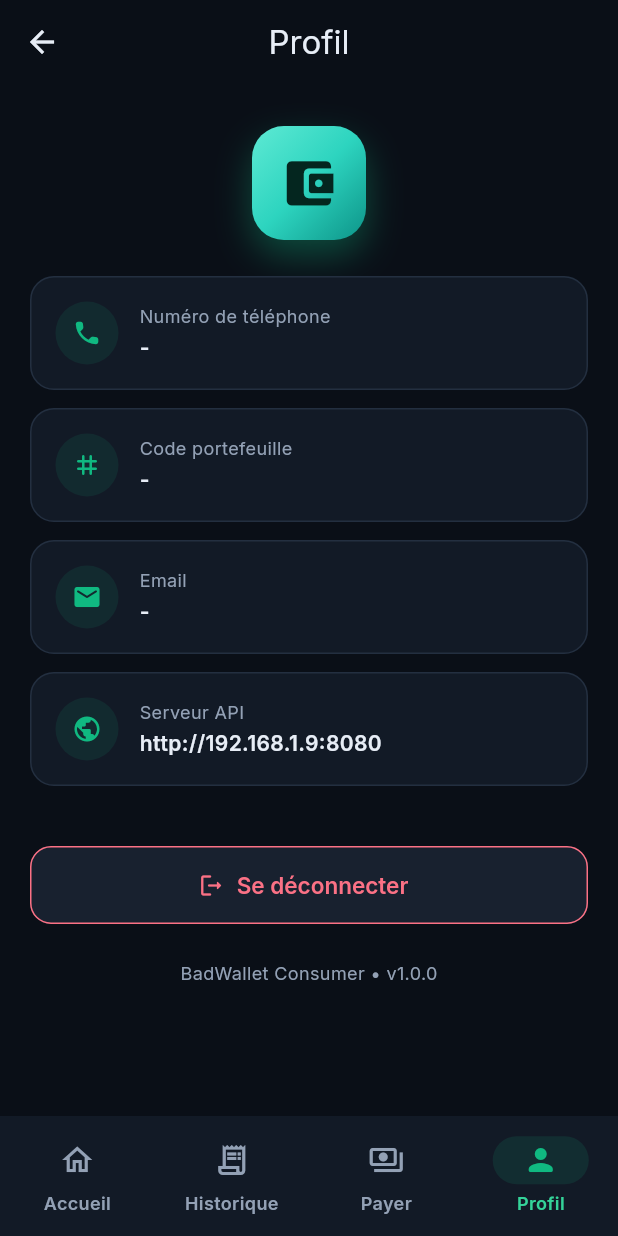
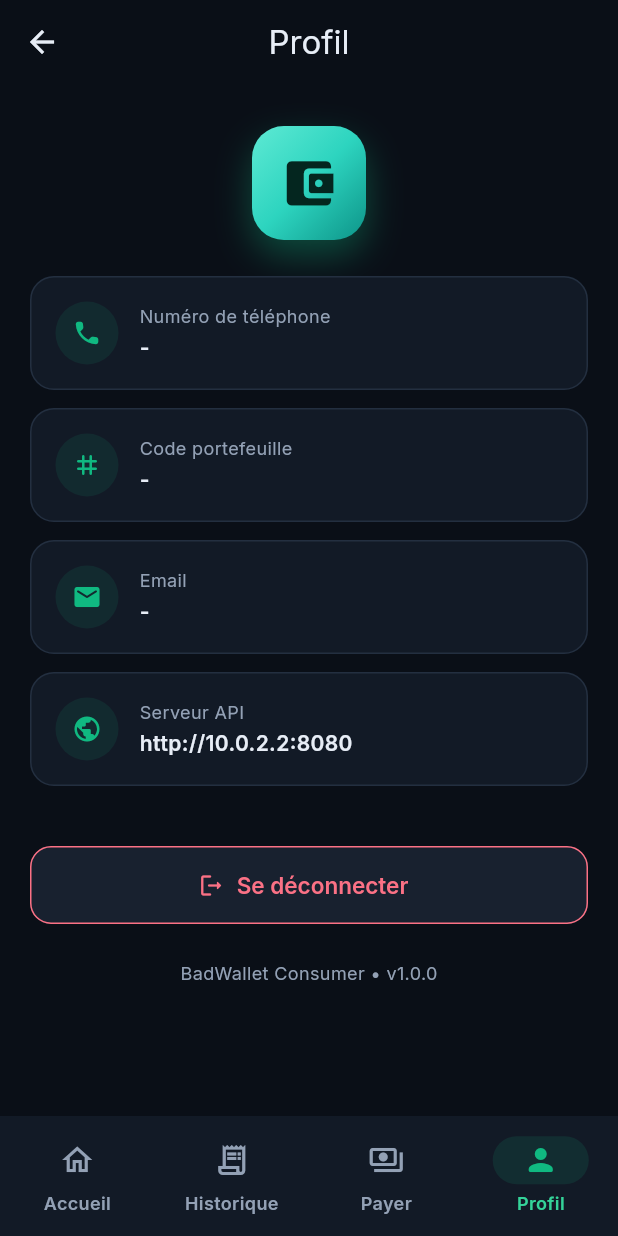
Before and after one commit to halima2406/Badwallet-flutter, a Flutter app: the MainShell screen opened by its route, item 4 of the bottom bar chosen, on a phone screen of 412 x 824 dp. Run offline on Flutter 3.47's test engine with Material 3 defaults, Android fonts, the phone set to English and light mode, and no system bars; our stand-ins replace flutter_secure_storage, google_fonts; accounts and stored records are empty.

Commit message:
correction d'un bug d'affichage

```diff
--- a/lib/core/constants/app_constants.dart
+++ b/lib/core/constants/app_constants.dart
@@ -3,7 +3,7 @@ import 'package:flutter/material.dart';
 
 const String kPcLanIp = '192.168.1.9';
 
-const bool kUseAndroidEmulator = false;
+const bool kUseAndroidEmulator = true;
 
 String get apiBaseUrl {
   if (kIsWeb) return 'http://localhost:8080';
--- a/lib/features/main_shell/main_shell.dart
+++ b/lib/features/main_shell/main_shell.dart
@@ -20,10 +20,10 @@ class _MainShellState extends State<MainShell> {
   int _index = 0;
 
   static const _pages = [
-    DashboardScreen(),
-    HistoryScreen(),
-    BillsScreen(),
-    ProfileScreen(),
+    DashboardScreen(key: PageStorageKey('tab_dashboard')),
+    HistoryScreen(key: PageStorageKey('tab_history')),
+    BillsScreen(key: PageStorageKey('tab_bills')),
+    ProfileScreen(key: PageStorageKey('tab_profile')),
   ];
 
   @override
```
